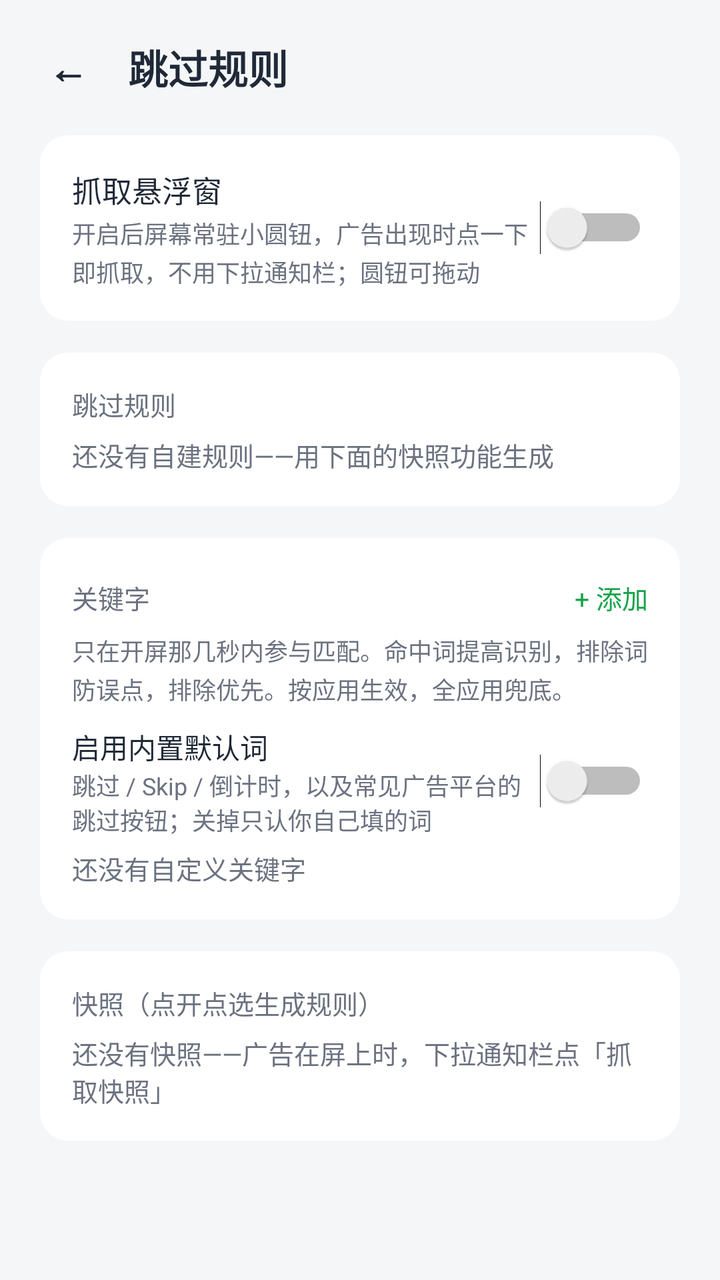
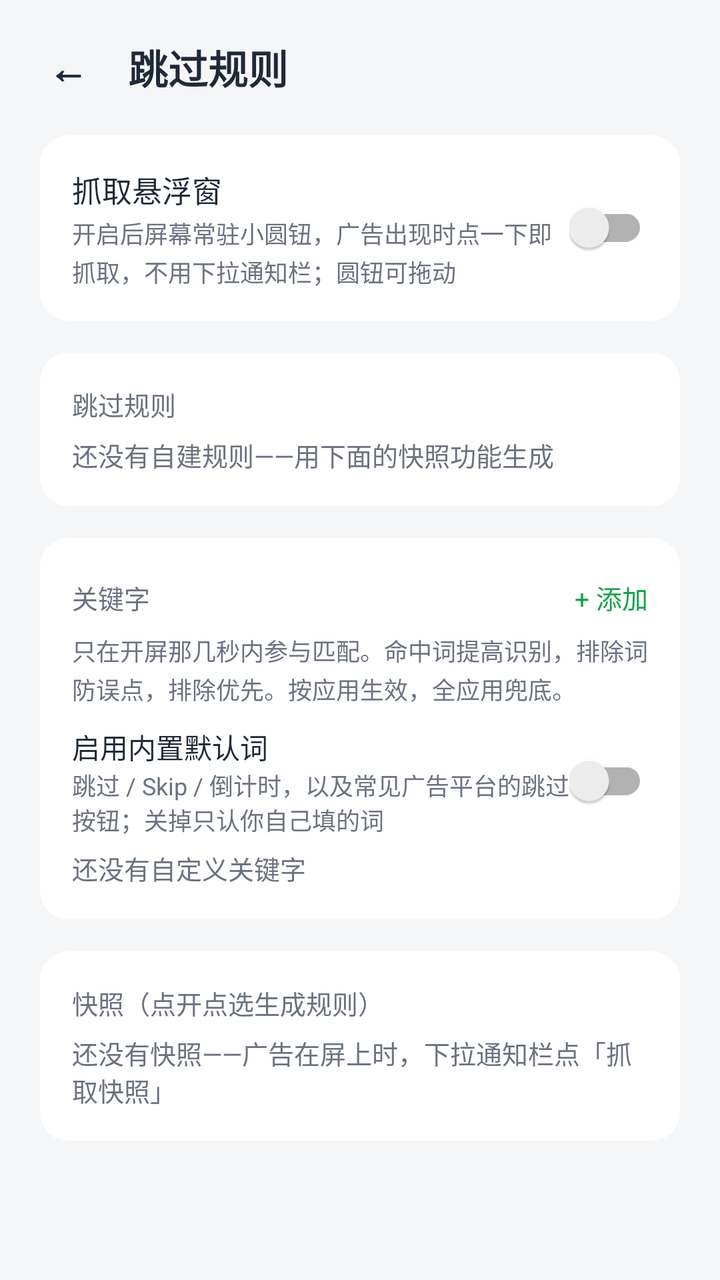

Before-and-after screenshots of an Android layout around one commit, followed by the original layout XML and the change that was made.
<!-- AndroidManifest.xml: application theme Theme.Daxiaojie -->
<!-- res/layout/activity_rules.xml -->
<?xml version="1.0" encoding="utf-8"?>
<ScrollView xmlns:android="http://schemas.android.com/apk/res/android"
    android:layout_width="match_parent"
    android:layout_height="match_parent"
    android:fillViewport="true">

    <LinearLayout
        android:layout_width="match_parent"
        android:layout_height="wrap_content"
        android:orientation="vertical">

        <View
            android:id="@+id/inset_top"
            android:layout_width="match_parent"
            android:layout_height="0dp" />

        <LinearLayout
            android:layout_width="match_parent"
            android:layout_height="wrap_content"
            android:gravity="center_vertical"
            android:orientation="horizontal"
            android:paddingLeft="12dp"
            android:paddingTop="8dp"
            android:paddingRight="20dp"
            android:paddingBottom="8dp">

            <TextView
                android:id="@+id/back_button"
                android:layout_width="wrap_content"
                android:layout_height="wrap_content"
                android:padding="12dp"
                android:text="←"
                android:textColor="@color/text_primary"
                android:textSize="20sp"
                android:textStyle="bold" />

            <TextView
                android:layout_width="wrap_content"
                android:layout_height="wrap_content"
                android:layout_marginLeft="8dp"
                android:text="@string/rule_title"
                android:textColor="@color/text_primary"
                android:textSize="20sp"
                android:textStyle="bold" />
        </LinearLayout>

        <LinearLayout
            android:layout_width="match_parent"
            android:layout_height="wrap_content"
            android:orientation="vertical"
            android:paddingLeft="20dp"
            android:paddingRight="20dp"
            android:paddingBottom="32dp">

            <LinearLayout
                android:layout_width="match_parent"
                android:layout_height="wrap_content"
                android:layout_marginBottom="16dp"
                android:background="@drawable/bg_card"
                android:orientation="vertical"
                android:padding="16dp">

                <LinearLayout
                    android:layout_width="match_parent"
                    android:layout_height="wrap_content"
                    android:gravity="center_vertical"
                    android:orientation="horizontal">

                    <LinearLayout
                        android:layout_width="0dp"
                        android:layout_height="wrap_content"
                        android:layout_weight="1"
                        android:orientation="vertical">

                        <TextView
                            android:layout_width="wrap_content"
                            android:layout_height="wrap_content"
                            android:text="@string/bubble_switch_title"
                            android:textColor="@color/text_primary"
                            android:textSize="15sp" />

                        <TextView
                            android:layout_width="match_parent"
                            android:layout_height="wrap_content"
                            android:layout_marginTop="2dp"
                            android:lineSpacingExtra="2dp"
                            android:text="@string/bubble_switch_sub"
                            android:textColor="@color/text_secondary"
                            android:textSize="12sp" />
                    </LinearLayout>

                    <Switch
                        android:id="@+id/bubble_switch"
                        android:layout_width="wrap_content"
                        android:layout_height="wrap_content" />
                </LinearLayout>
            </LinearLayout>

            <LinearLayout
                android:layout_width="match_parent"
                android:layout_height="wrap_content"
                android:background="@drawable/bg_card"
                android:orientation="vertical"
                android:padding="16dp">

                <TextView
                    android:layout_width="wrap_content"
                    android:layout_height="wrap_content"
                    android:text="@string/section_rules"
                    android:textColor="@color/text_secondary"
                    android:textSize="13sp" />

                <TextView
                    android:id="@+id/rules_empty"
                    android:layout_width="match_parent"
                    android:layout_height="wrap_content"
                    android:layout_marginTop="6dp"
                    android:text="@string/rules_empty"
                    android:textColor="@color/text_secondary"
                    android:textSize="13sp" />

                <LinearLayout
                    android:id="@+id/rule_container"
                    android:layout_width="match_parent"
                    android:layout_height="wrap_content"
                    android:orientation="vertical" />
            </LinearLayout>

            <LinearLayout
                android:layout_width="match_parent"
                android:layout_height="wrap_content"
                android:layout_marginTop="16dp"
                android:background="@drawable/bg_card"
                android:orientation="vertical"
                android:padding="16dp">

                <LinearLayout
                    android:layout_width="match_parent"
                    android:layout_height="wrap_content"
                    android:gravity="center_vertical"
                    android:orientation="horizontal">

                    <TextView
                        android:layout_width="0dp"
                        android:layout_height="wrap_content"
                        android:layout_weight="1"
                        android:text="关键字"
                        android:textColor="@color/text_secondary"
                        android:textSize="13sp" />

                    <TextView
                        android:id="@+id/kw_add"
                        android:layout_width="wrap_content"
                        android:layout_height="wrap_content"
                        android:paddingLeft="12dp"
                        android:paddingTop="4dp"
                        android:paddingBottom="4dp"
                        android:text="+ 添加"
                        android:textColor="@color/status_on"
                        android:textSize="13sp" />
                </LinearLayout>

                <TextView
                    android:layout_width="match_parent"
                    android:layout_height="wrap_content"
                    android:layout_marginTop="4dp"
                    android:lineSpacingExtra="2dp"
                    android:text="只在开屏那几秒内参与匹配。命中词提高识别，排除词防误点，排除优先。按应用生效，全应用兜底。"
                    android:textColor="@color/text_secondary"
                    android:textSize="12sp" />

                <LinearLayout
                    android:layout_width="match_parent"
                    android:layout_height="wrap_content"
                    android:layout_marginTop="10dp"
                    android:gravity="center_vertical"
                    android:orientation="horizontal">

                    <LinearLayout
                        android:layout_width="0dp"
                        android:layout_height="wrap_content"
                        android:layout_weight="1"
                        android:orientation="vertical">

                        <TextView
                            android:layout_width="wrap_content"
                            android:layout_height="wrap_content"
                            android:text="启用内置默认词"
                            android:textColor="@color/text_primary"
                            android:textSize="14sp" />

                        <TextView
                            android:layout_width="match_parent"
                            android:layout_height="wrap_content"
                            android:text="跳过 / Skip / 倒计时，以及常见广告平台的跳过按钮；关掉只认你自己填的词"
                            android:textColor="@color/text_secondary"
                            android:textSize="12sp" />
                    </LinearLayout>

                    <Switch
                        android:id="@+id/kw_builtin"
                        android:layout_width="wrap_content"
                        android:layout_height="wrap_content" />
                </LinearLayout>

                <TextView
                    android:id="@+id/kw_empty"
                    android:layout_width="match_parent"
                    android:layout_height="wrap_content"
                    android:layout_marginTop="6dp"
                    android:text="还没有自定义关键字"
                    android:textColor="@color/text_secondary"
                    android:textSize="13sp" />

                <LinearLayout
                    android:id="@+id/kw_container"
                    android:layout_width="match_parent"
                    android:layout_height="wrap_content"
                    android:orientation="vertical" />
            </LinearLayout>

            <LinearLayout
                android:layout_width="match_parent"
                android:layout_height="wrap_content"
                android:layout_marginTop="16dp"
                android:background="@drawable/bg_card"
                android:orientation="vertical"
                android:padding="16dp">

                <TextView
                    android:layout_width="wrap_content"
                    android:layout_height="wrap_content"
                    android:text="@string/section_snapshots"
                    android:textColor="@color/text_secondary"
                    android:textSize="13sp" />

                <TextView
                    android:id="@+id/snaps_empty"
                    android:layout_width="match_parent"
                    android:layout_height="wrap_content"
                    android:layout_marginTop="6dp"
                    android:text="@string/snapshots_empty"
                    android:textColor="@color/text_secondary"
                    android:textSize="13sp" />

                <LinearLayout
                    android:id="@+id/snap_container"
                    android:layout_width="match_parent"
                    android:layout_height="wrap_content"
                    android:orientation="vertical" />
            </LinearLayout>
        </LinearLayout>

        <View
            android:id="@+id/inset_bottom"
            android:layout_width="match_parent"
            android:layout_height="0dp" />
    </LinearLayout>
</ScrollView>
<!-- resources referenced by this layout -->
<resources>
  <color name="status_on">#16A34A</color>
  <color name="text_primary">#1F2937</color>
  <color name="text_secondary">#6B7280</color>
  <!-- drawable bg_card (drawable) -->
  <?xml version="1.0" encoding="utf-8"?>
  <shape xmlns:android="http://schemas.android.com/apk/res/android" android:shape="rectangle">
      <solid android:color="@color/card" />
      <corners android:radius="14dp" />
  </shape>
  <string name="bubble_switch_sub">开启后屏幕常驻小圆钮，广告出现时点一下即抓取，不用下拉通知栏；圆钮可拖动</string>
  <string name="bubble_switch_title">抓取悬浮窗</string>
  <string name="rule_title">跳过规则</string>
  <string name="rules_empty">还没有自建规则——用下面的快照功能生成</string>
  <string name="section_rules">跳过规则</string>
  <string name="section_snapshots">快照（点开点选生成规则）</string>
  <string name="snapshots_empty">还没有快照——广告在屏上时，下拉通知栏点「抓取快照」</string>
  <style name="Theme.Daxiaojie" parent="Theme.AppCompat.DayNight.NoActionBar">
          <item name="colorPrimary">@color/primary</item>
          <item name="colorPrimaryDark">@color/primary_dark</item>
          <item name="colorAccent">@color/primary</item>
          <item name="android:windowBackground">@color/background</item>
          <item name="android:statusBarColor">@android:color/transparent</item>
          <item name="android:navigationBarColor">@android:color/transparent</item>
          <item name="android:windowLightStatusBar">true</item>
      </style>
  <color name="card">#FFFFFF</color>
  <color name="primary">#16A34A</color>
  <color name="primary_dark">#0E7A38</color>
  <color name="background">#F4F6F8</color>
</resources>

<!-- the commit's change to res/layout/activity_rules.xml (unified diff, before → after) -->
@@ -1,5 +1,6 @@
 <?xml version="1.0" encoding="utf-8"?>
 <ScrollView xmlns:android="http://schemas.android.com/apk/res/android"
+    xmlns:tools="http://schemas.android.com/tools"
     android:layout_width="match_parent"
     android:layout_height="match_parent"
     android:fillViewport="true">
@@ -19,9 +20,9 @@
             android:layout_height="wrap_content"
             android:gravity="center_vertical"
             android:orientation="horizontal"
-            android:paddingLeft="12dp"
+            android:paddingStart="12dp"
             android:paddingTop="8dp"
-            android:paddingRight="20dp"
+            android:paddingEnd="20dp"
             android:paddingBottom="8dp">
 
             <TextView
@@ -29,7 +30,7 @@
                 android:layout_width="wrap_content"
                 android:layout_height="wrap_content"
                 android:padding="12dp"
-                android:text="←"
+                android:text="@string/back_arrow"
                 android:textColor="@color/text_primary"
                 android:textSize="20sp"
                 android:textStyle="bold" />
@@ -37,7 +38,7 @@
             <TextView
                 android:layout_width="wrap_content"
                 android:layout_height="wrap_content"
-                android:layout_marginLeft="8dp"
+                android:layout_marginStart="8dp"
                 android:text="@string/rule_title"
                 android:textColor="@color/text_primary"
                 android:textSize="20sp"
@@ -48,11 +49,12 @@
             android:layout_width="match_parent"
             android:layout_height="wrap_content"
             android:orientation="vertical"
-            android:paddingLeft="20dp"
-            android:paddingRight="20dp"
+            android:paddingStart="20dp"
+            android:paddingEnd="20dp"
             android:paddingBottom="32dp">
 
             <LinearLayout
+                tools:ignore="UselessParent"
                 android:layout_width="match_parent"
                 android:layout_height="wrap_content"
                 android:layout_marginBottom="16dp"
@@ -89,7 +91,7 @@
                             android:textSize="12sp" />
                     </LinearLayout>
 
-                    <Switch
+                    <androidx.appcompat.widget.SwitchCompat
                         android:id="@+id/bubble_switch"
                         android:layout_width="wrap_content"
                         android:layout_height="wrap_content" />
@@ -144,7 +146,7 @@
                         android:layout_width="0dp"
                         android:layout_height="wrap_content"
                         android:layout_weight="1"
-                        android:text="关键字"
+                        android:text="@string/rules_section_keywords"
                         android:textColor="@color/text_secondary"
                         android:textSize="13sp" />
 
@@ -152,10 +154,11 @@
                         android:id="@+id/kw_add"
                         android:layout_width="wrap_content"
                         android:layout_height="wrap_content"
-                        android:paddingLeft="12dp"
+                        android:paddingStart="12dp"
+                        android:paddingEnd="0dp"
                         android:paddingTop="4dp"
                         android:paddingBottom="4dp"
-                        android:text="+ 添加"
+                        android:text="@string/rules_add_keyword"
                         android:textColor="@color/status_on"
                         android:textSize="13sp" />
                 </LinearLayout>
@@ -165,7 +168,7 @@
                     android:layout_height="wrap_content"
                     android:layout_marginTop="4dp"
                     android:lineSpacingExtra="2dp"
-                    android:text="只在开屏那几秒内参与匹配。命中词提高识别，排除词防误点，排除优先。按应用生效，全应用兜底。"
+                    android:text="@string/rules_keywords_desc"
                     android:textColor="@color/text_secondary"
                     android:textSize="12sp" />
 
@@ -185,19 +188,19 @@
                         <TextView
                             android:layout_width="wrap_content"
                             android:layout_height="wrap_content"
-                            android:text="启用内置默认词"
+                            android:text="@string/rules_builtin_title"
                             android:textColor="@color/text_primary"
                             android:textSize="14sp" />
 
                         <TextView
                             android:layout_width="match_parent"
                             android:layout_height="wrap_content"
-                            android:text="跳过 / Skip / 倒计时，以及常见广告平台的跳过按钮；关掉只认你自己填的词"
+                            android:text="@string/rules_builtin_desc"
                             android:textColor="@color/text_secondary"
                             android:textSize="12sp" />
                     </LinearLayout>
 
-                    <Switch
+                    <androidx.appcompat.widget.SwitchCompat
                         android:id="@+id/kw_builtin"
                         android:layout_width="wrap_content"
                         android:layout_height="wrap_content" />
@@ -208,7 +211,7 @@
                     android:layout_width="match_parent"
                     android:layout_height="wrap_content"
                     android:layout_marginTop="6dp"
-                    android:text="还没有自定义关键字"
+                    android:text="@string/rules_no_keywords"
                     android:textColor="@color/text_secondary"
                     android:textSize="13sp" />
 
<!-- resource entries referenced after the edit -->
@@ -9,10 +9,17 @@
       <solid android:color="@color/card" />
       <corners android:radius="14dp" />
   </shape>
+  <string name="back_arrow">←</string>
   <string name="bubble_switch_sub">开启后屏幕常驻小圆钮，广告出现时点一下即抓取，不用下拉通知栏；圆钮可拖动</string>
   <string name="bubble_switch_title">抓取悬浮窗</string>
   <string name="rule_title">跳过规则</string>
+  <string name="rules_add_keyword">+ 添加</string>
+  <string name="rules_builtin_desc">跳过 / Skip / 倒计时，以及常见广告平台的跳过按钮；关掉只认你自己填的词</string>
+  <string name="rules_builtin_title">启用内置默认词</string>
   <string name="rules_empty">还没有自建规则——用下面的快照功能生成</string>
+  <string name="rules_keywords_desc">只在开屏那几秒内参与匹配。命中词提高识别，排除词防误点，排除优先。按应用生效，全应用兜底。</string>
+  <string name="rules_no_keywords">还没有自定义关键字</string>
+  <string name="rules_section_keywords">关键字</string>
   <string name="section_rules">跳过规则</string>
   <string name="section_snapshots">快照（点开点选生成规则）</string>
   <string name="snapshots_empty">还没有快照——广告在屏上时，下拉通知栏点「抓取快照」</string>
